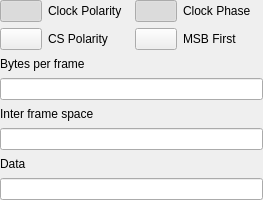
Before: the Qt Designer form ui/patterns/spipatternui.ui in analogdevicesinc/scopy, drawn with Qt 5.
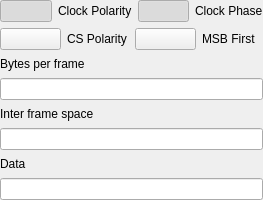
After: the same form once the commit is applied. Icons and pictures are not drawn. Custom widgets are drawn as their Qt base class.

Commit message: PatternGenerator - changed switches in SPI and I2C pattern UI

```diff
--- a/ui/patterns/spipatternui.ui
+++ b/ui/patterns/spipatternui.ui
@@ -38,23 +38,7 @@
       <number>0</number>
      </property>
      <item>
-      <widget class="QPushButton" name="PB_CPOL">
-       <property name="styleSheet">
-        <string notr="true">QPushButton {
-  min-height: 20px;
-  max-height: 20px;
-  min-width: 40px;
-  max-width: 40px;
-}
-
-QPushButton:checked {
-  border-image: url(:/icons/logic_switch_on.svg);
-}
-
-QPushButton:!checked {
-  border-image: url(:/icons/logic_switch_off.svg);
-}</string>
-       </property>
+      <widget class="adiscope::SmallOnOffSwitch" name="PB_CPOL">
        <property name="text">
         <string/>
        </property>
@@ -74,23 +58,7 @@
       </widget>
      </item>
      <item>
-      <widget class="QPushButton" name="PB_CPHA">
-       <property name="styleSheet">
-        <string notr="true">QPushButton {
-  min-height: 20px;
-  max-height: 20px;
-  min-width: 40px;
-  max-width: 40px;
-}
-
-QPushButton:checked {
-  border-image: url(:/icons/logic_switch_on.svg);
-}
-
-QPushButton:!checked {
-  border-image: url(:/icons/logic_switch_off.svg);
-}</string>
-       </property>
+      <widget class="adiscope::SmallOnOffSwitch" name="PB_CPHA">
        <property name="text">
         <string/>
        </property>
@@ -117,23 +85,7 @@
       <number>0</number>
      </property>
      <item>
-      <widget class="QPushButton" name="PB_CS">
-       <property name="styleSheet">
-        <string notr="true">QPushButton {
-  min-height: 20px;
-  max-height: 20px;
-  min-width: 40px;
-  max-width: 40px;
-}
-
-QPushButton:checked {
-  border-image: url(:/icons/logic_switch_on.svg);
-}
-
-QPushButton:!checked {
-  border-image: url(:/icons/logic_switch_off.svg);
-}</string>
-       </property>
+      <widget class="adiscope::SmallOnOffSwitch" name="PB_CS">
        <property name="text">
         <string/>
        </property>
@@ -150,23 +102,7 @@
       </widget>
      </item>
      <item>
-      <widget class="QPushButton" name="PB_MSB">
-       <property name="styleSheet">
-        <string notr="true">QPushButton {
-  min-height: 20px;
-  max-height: 20px;
-  min-width: 40px;
-  max-width: 40px;
-}
-
-QPushButton:checked {
-  border-image: url(:/icons/logic_switch_on.svg);
-}
-
-QPushButton:!checked {
-  border-image: url(:/icons/logic_switch_off.svg);
-}</string>
-       </property>
+      <widget class="adiscope::SmallOnOffSwitch" name="PB_MSB">
        <property name="text">
         <string/>
        </property>
@@ -216,6 +152,13 @@
    </item>
   </layout>
  </widget>
+ <customwidgets>
+  <customwidget>
+   <class>adiscope::SmallOnOffSwitch</class>
+   <extends>QPushButton</extends>
+   <header>smallOnOffSwitch.hpp</header>
+  </customwidget>
+ </customwidgets>
  <resources/>
  <connections/>
 </ui>
```
The commit also changes 1 other file.
